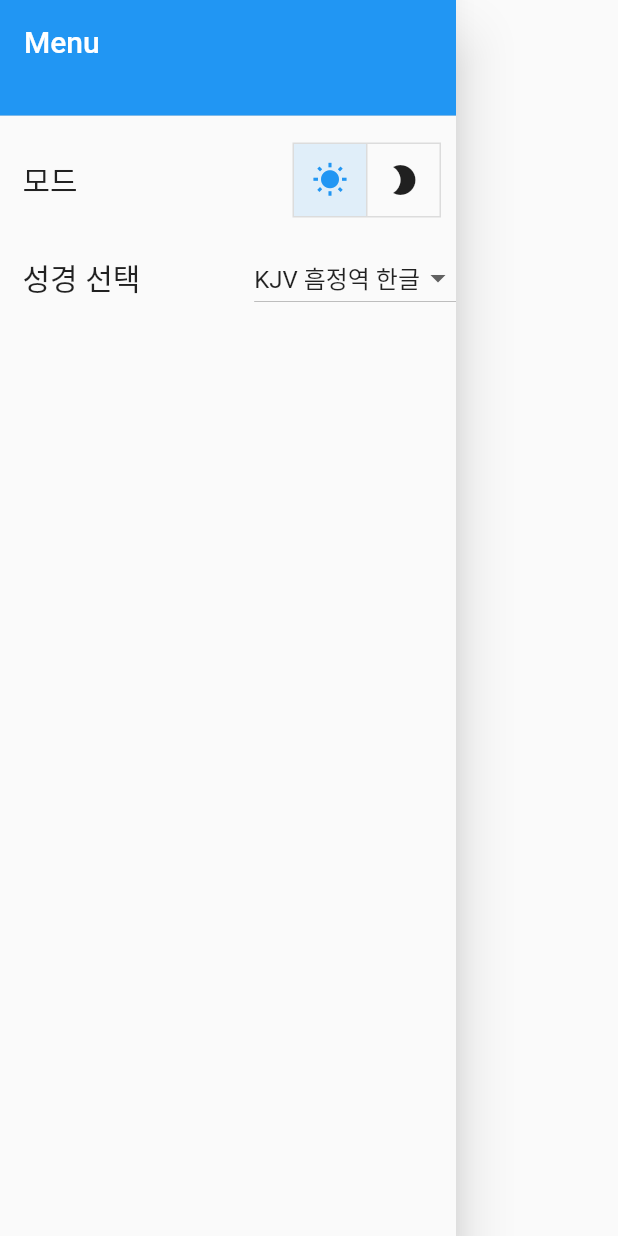
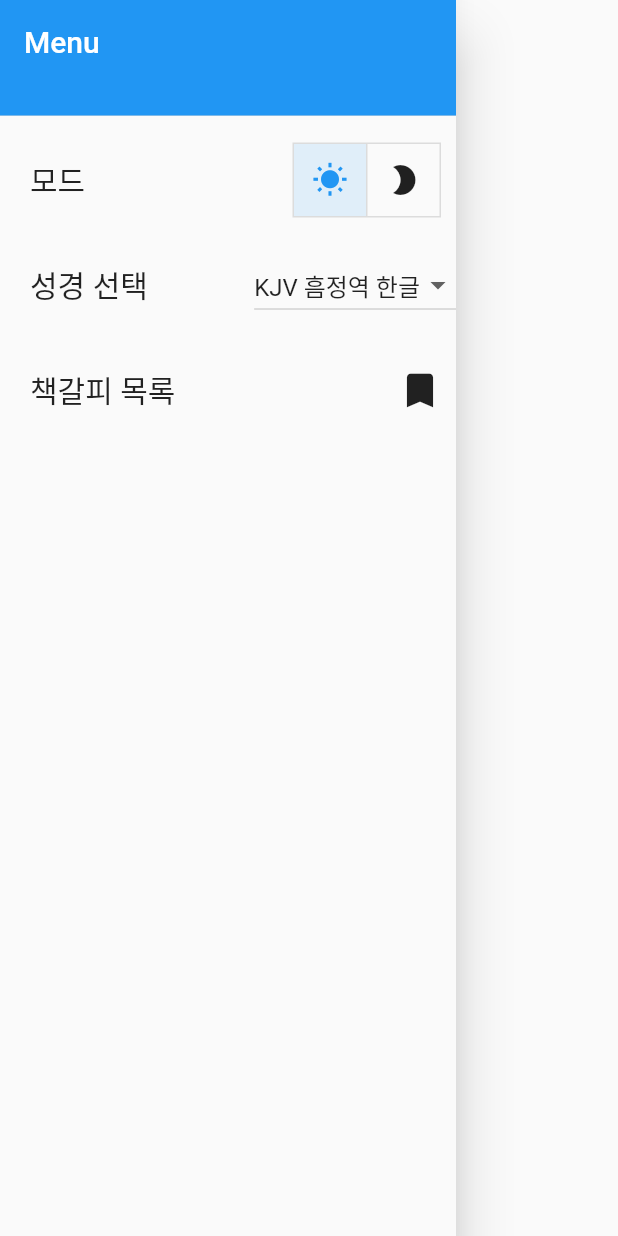
Before and after one commit to yenny-heo/Keep-bible, a Flutter app: the NavDrawer widget shown alone on an empty page, opened directly, on a phone screen of 412 x 824 dp. Run offline on Flutter 3.47's test engine with Material 2 defaults, Android fonts, the phone set to English and light mode, and no system bars.

Commit message:
feat: 책갈피 기능 추가

```diff
--- a/lib/main.dart
+++ b/lib/main.dart
@@ -3,10 +3,15 @@ import 'package:keep_bible_app/navigation/bottom_bar.dart';
 import 'package:keep_bible_app/navigation/drawer.dart';
 import 'package:keep_bible_app/state/app_state_notifier.dart';
 import 'package:provider/provider.dart';
+import 'data/bookmarks.dart';
 import 'page/new_bible.dart';
 import 'page/old_bible.dart';
 
 void main() {
+  WidgetsFlutterBinding.ensureInitialized();
+  readBookmark().then((List b){
+    setBookmark(b);
+  });
   runApp(ChangeNotifierProvider<AppStateNotifier>(
       create: (context) => AppStateNotifier(), child: MyApp()));
 }
--- a/lib/navigation/drawer.dart
+++ b/lib/navigation/drawer.dart
@@ -1,6 +1,10 @@
 import 'package:flutter/material.dart';
+import 'package:keep_bible_app/page/bookmark_list.dart';
 import 'package:keep_bible_app/state/app_state_notifier.dart';
 import 'package:provider/provider.dart';
+
+
+final isLightOrDark = [true, false];
 
 class Bible{
   final String name;
@@ -11,17 +15,17 @@ class Bible{
 Bible b1 = Bible('KJV 흠정역 한글', 0);
 Bible b2 = Bible('KJV 흠정역 영어', 1);
 
+Bible selectedBible = b1;
+
 class NavDrawer extends StatefulWidget {
   _NavDrawerState createState() => _NavDrawerState();
 }
 
 class _NavDrawerState extends State<NavDrawer> {
-  Bible selectedBible = b1;
   List<Bible> bibles = <Bible>[b1, b2];
   @override
   Widget build(BuildContext context) {
     bool isDark = Provider.of<AppStateNotifier>(context, listen: false).getMode();
-    final isLightOrDark = [!isDark, isDark];
     return Drawer(
         child: ListView(
       padding: const EdgeInsets.all(0.0),
@@ -41,7 +45,7 @@ class _NavDrawerState extends State<NavDrawer> {
           children: <Widget>[
             MenuText('모드'),
             Container(
-                padding: EdgeInsets.fromLTRB(10, 10, 10, 10),
+                padding: EdgeInsets.fromLTRB(0, 0, 10, 0),
                 child: ToggleButtons(
                   children: <Widget>[
                     Icon(Icons.wb_sunny),
@@ -79,6 +83,22 @@ class _NavDrawerState extends State<NavDrawer> {
 
             )
           ],
+        ),
+        Row(
+          mainAxisAlignment: MainAxisAlignment.spaceBetween,
+          children: <Widget>[
+            MenuText('책갈피 목록'),
+            IconButton(
+              icon: Icon(Icons.bookmark),
+              iconSize: 30,
+              onPressed: () =>{
+                Navigator.push(
+                    context,
+                    MaterialPageRoute(
+                        builder: (context) => BookmarkList()))
+              },
+            )
+          ],
         )
       ],
     ));
@@ -87,7 +107,7 @@ class _NavDrawerState extends State<NavDrawer> {
 
 Container MenuText(String text) {
   return Container(
-    padding: EdgeInsets.fromLTRB(15, 15, 15, 15),
+    padding: EdgeInsets.fromLTRB(20, 20, 20, 20),
     child: Text(text, style: TextStyle(fontSize: 20)),
   );
 }
--- a/lib/theme/app_theme.dart
+++ b/lib/theme/app_theme.dart
@@ -8,6 +8,7 @@ class AppTheme {
     accentColor: Colors.white,
     primaryColor: Colors.black,
 
+
   );
 
   static final ThemeData darkMode = ThemeData(
--- a/pubspec.yaml
+++ b/pubspec.yaml
@@ -22,6 +22,7 @@ environment:
 
 dependencies:
   provider: ^4.1.2
+  path_provider: ^1.6.11
   flutter:
     sdk: flutter
 
```
Also changed, not shown: lib/data/bookmarks.dart (added, +55 -0 lines), lib/page/bookmark_list.dart (added, +11 -0 lines), lib/page/detail_list.dart (+66 -9 lines), pubspec.lock, 6 other files.
